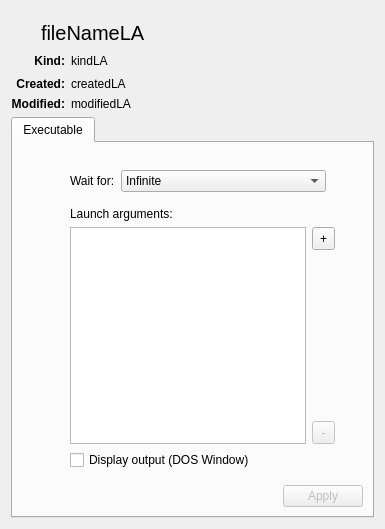
Old version of the form FWAdminLib/ScriptInfoDlg.ui in the repository fw-dev/translations.
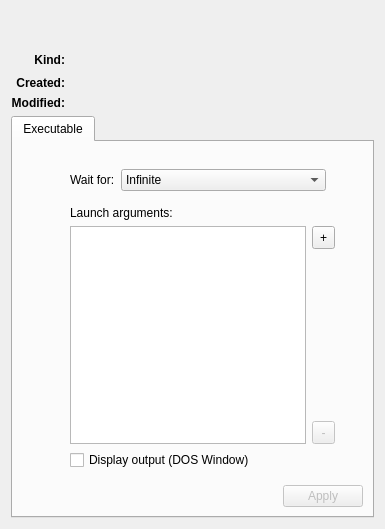
New version of the form. Icons and pictures are not drawn.

The edit to the form file:
```diff
--- a/FWAdminLib/ScriptInfoDlg.ui
+++ b/FWAdminLib/ScriptInfoDlg.ui
@@ -73,14 +73,14 @@
      <item row="1" column="2">
       <widget class="QLabel" name="kindLA">
        <property name="text">
-        <string>kindLA</string>
+        <string/>
        </property>
       </widget>
      </item>
      <item row="3" column="2">
       <widget class="QLabel" name="modifiedLA">
        <property name="text">
-        <string>modifiedLA</string>
+        <string/>
        </property>
       </widget>
      </item>
@@ -100,7 +100,7 @@
      <item row="2" column="2">
       <widget class="QLabel" name="createdLA">
        <property name="text">
-        <string>createdLA</string>
+        <string/>
        </property>
       </widget>
      </item>
@@ -112,7 +112,7 @@
         </font>
        </property>
        <property name="text">
-        <string>fileNameLA</string>
+        <string/>
        </property>
       </widget>
      </item>
```
